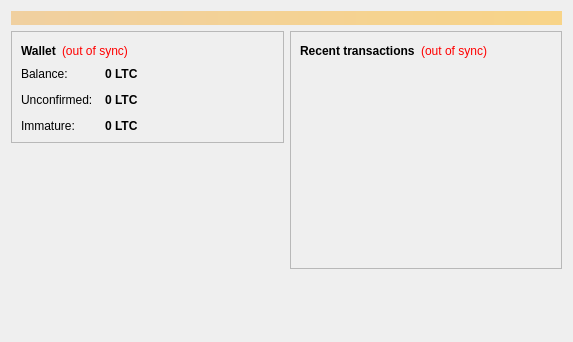
Old version of the form src/qt/forms/overviewpage.ui in the repository LGBTQoin/LGBTQoin.
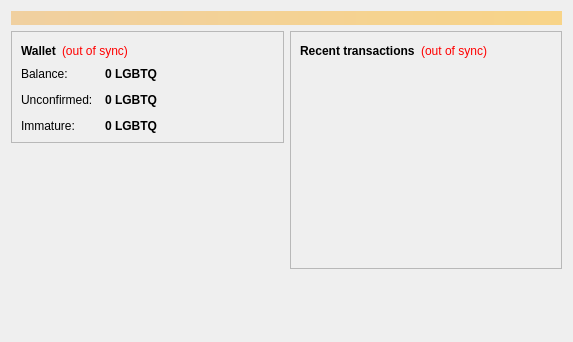
New version of the form. Icons and pictures are not drawn.

What changed in the file:
```diff
--- a/src/qt/forms/overviewpage.ui
+++ b/src/qt/forms/overviewpage.ui
@@ -122,7 +122,7 @@
                <string>Your current balance</string>
               </property>
               <property name="text">
-               <string notr="true">0 LTC</string>
+               <string notr="true">0 LGBTQ</string>
               </property>
               <property name="textInteractionFlags">
                <set>Qt::LinksAccessibleByMouse|Qt::TextSelectableByKeyboard|Qt::TextSelectableByMouse</set>
@@ -151,7 +151,7 @@
                <string>Total of transactions that have yet to be confirmed, and do not yet count toward the current balance</string>
               </property>
               <property name="text">
-               <string notr="true">0 LTC</string>
+               <string notr="true">0 LGBTQ</string>
               </property>
               <property name="textInteractionFlags">
                <set>Qt::LinksAccessibleByMouse|Qt::TextSelectableByKeyboard|Qt::TextSelectableByMouse</set>
@@ -177,7 +177,7 @@
                <string>Mined balance that has not yet matured</string>
               </property>
               <property name="text">
-               <string notr="true">0 LTC</string>
+               <string notr="true">0 LGBTQ</string>
               </property>
               <property name="textInteractionFlags">
                <set>Qt::LinksAccessibleByMouse|Qt::TextSelectableByKeyboard|Qt::TextSelectableByMouse</set>
```
Left out of the diff: 23 changed lines with no effect on the pictures.
